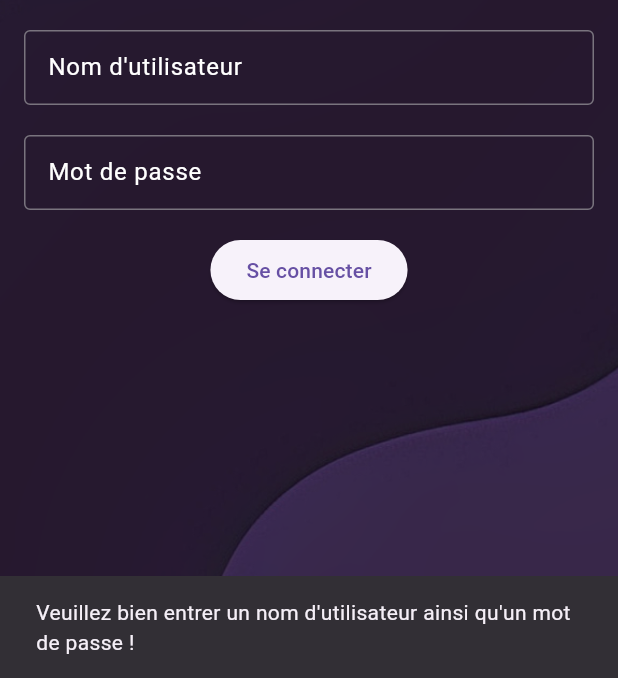
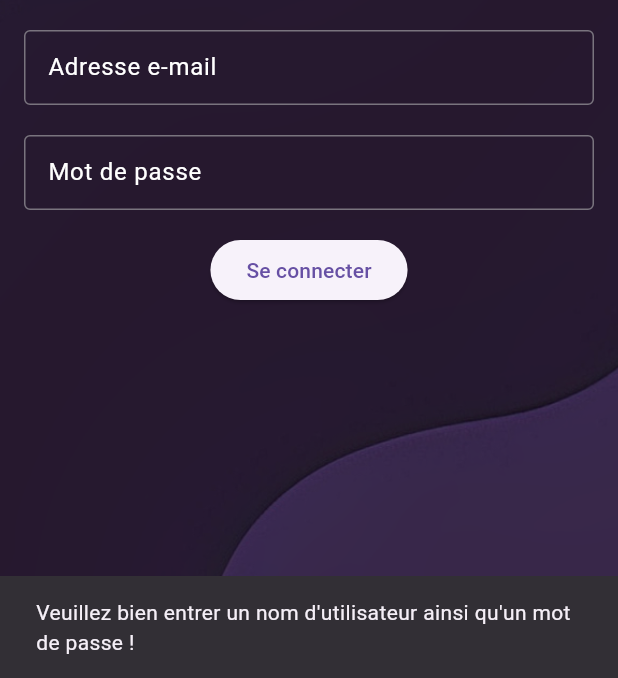
Before and after one commit to TheoPrs/FabLocker, a Flutter app: the screen it shows after launch, after a tap on "Se connecter", on a phone screen of 412 x 824 dp, the part 558-1236 px from its top. Run offline on Flutter 3.47's test engine with Material 3 defaults, Android fonts, the phone set to English and light mode, and no system bars.

Commit message:
ajout regex

```diff
--- a/fablocker/lib/my_home_page.dart
+++ b/fablocker/lib/my_home_page.dart
@@ -1,7 +1,7 @@
 import 'package:flutter/material.dart';
 
 class MyHomePage extends StatefulWidget {
-  const MyHomePage({Key?key});
+  const MyHomePage({Key? key});
 
   @override
   _MyHomePageState createState() => _MyHomePageState();
@@ -11,6 +11,8 @@ class _MyHomePageState extends State<MyHomePage> {
   final GlobalKey<ScaffoldState> _scaffoldKey = GlobalKey<ScaffoldState>();
   TextEditingController usernameController = TextEditingController();
   TextEditingController passwordController = TextEditingController();
+  final RegExp usernameRegExp = RegExp(r'^[a-zA-Z0-9_.+-]+@[a-zA-Z0-9-]+\.[a-zA-Z0-9-.]+$');
+  final RegExp passwordRegExp = RegExp(r'^[a-zA-Z0-9]{8,}$'); // Exige au moins 8 caractères alphanumériques
 
   @override
   Widget build(BuildContext context) {
@@ -48,7 +50,7 @@ class _MyHomePageState extends State<MyHomePage> {
                 child: TextField(
                   controller: usernameController,
                   decoration: const InputDecoration(
-                    labelText: 'Nom d\'utilisateur',
+                    labelText: 'Adresse e-mail',
                     labelStyle: TextStyle(color: Color.fromARGB(255, 255, 255, 255)),
                     border: OutlineInputBorder(),
                   ),
@@ -80,22 +82,35 @@ class _MyHomePageState extends State<MyHomePage> {
                   String username = usernameController.text;
                   String password = passwordController.text;
 
-                  if (username.isEmpty|| password.isEmpty) {
-                      ScaffoldMessenger.of(context).showSnackBar(
+                  if (username.isEmpty || password.isEmpty) {
+                    ScaffoldMessenger.of(context).showSnackBar(
                       const SnackBar(
                         content: Text('Veuillez bien entrer un nom d\'utilisateur ainsi qu\'un mot de passe !'),
                       ),
                     );
-                    // Si mdp et username correct rediriger vers la page suivante
-                  } else if(username=='test' && password=='test') {
-                    //Vérifier si l'utilsateur existe
-                  }
-                  else{
-                      ScaffoldMessenger.of(context).showSnackBar(
+                  } else if ((!usernameRegExp.hasMatch(username)) || (!passwordRegExp.hasMatch(password))) {
+                    ScaffoldMessenger.of(context).showSnackBar(
                       const SnackBar(
-                        content: Text('Nom d\'utilisateur ou mot de passe incorrect.'),
+                        content: Text('L\adresse e-mail doit être ecrite au format xx@yy.zz et le mot de passe au format valide.'),
                       ),
                     );
+                  } else {
+                    if (username == "to@gmail.com" && password == "azertyuio1") {
+                      ScaffoldMessenger.of(context).showSnackBar(
+                        const SnackBar(
+                          content: Text('Bienvenue'),
+                        ),
+                      );
+                      // Vérifier la logique pour les utilisateurs if ()
+                    }
+                    else{
+                        ScaffoldMessenger.of(context).showSnackBar(
+                        const SnackBar(
+                          content: Text('Adresse e-mail ou mot de passe incorrect !'),
+                        ),
+                      );
+                    }
+
                   }
                 },
                 child: const Text('Se connecter'),
```
